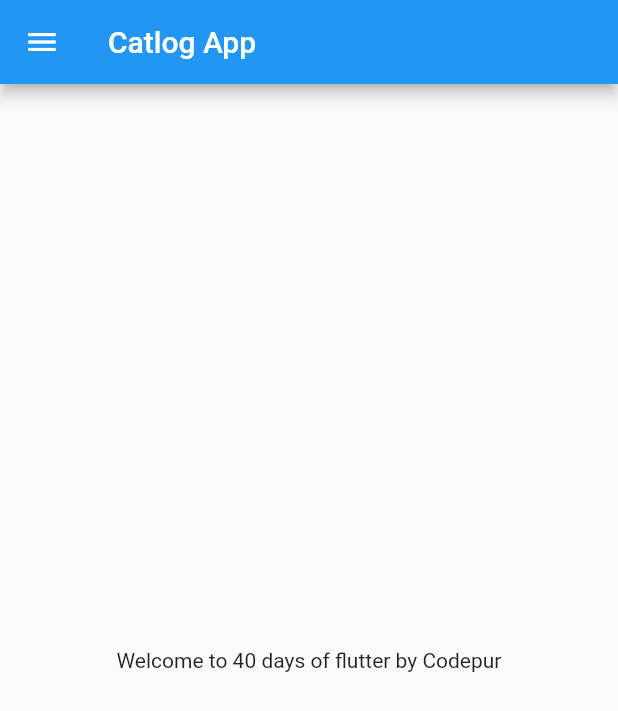
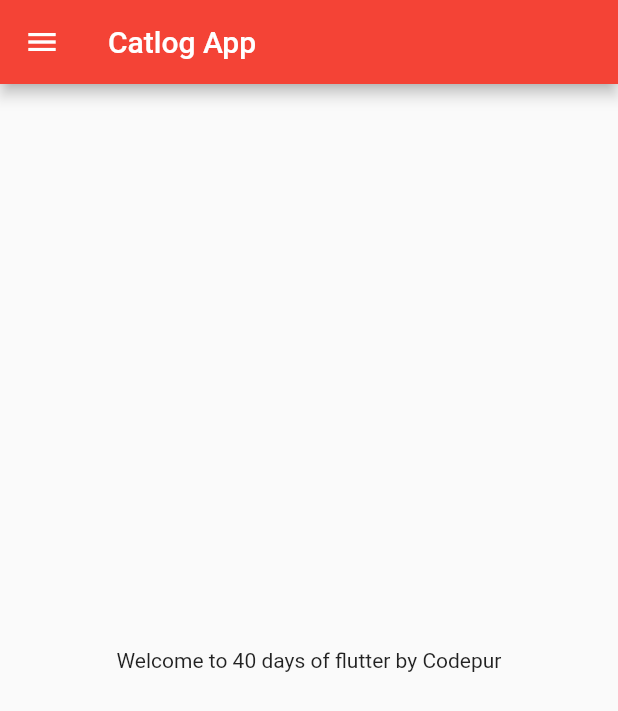
Before and after one commit to OpAditya1109/30daysofflutter, a Flutter app: the screen it shows after launch, on a phone screen of 412 x 824 dp. Shown: the top 711 px of the screen. Run offline on Flutter 3.47's test engine with Material 2 defaults, Android fonts, the phone set to English and light mode, and no system bars.

Commit message:
day 3 complete

```diff
--- a/lib/main.dart
+++ b/lib/main.dart
@@ -1,5 +1,6 @@
 import 'package:flutter/material.dart';
-import 'package:flutter_catlog/home_page.dart';
+import 'package:flutter_catlog/pages/home_page.dart';
+import 'package:flutter_catlog/pages/login_page.dart';
 
 void main() {
   runApp(MyApp());
@@ -8,8 +9,6 @@ void main() {
 class MyApp extends StatelessWidget {
   @override
   Widget build(BuildContext context) {
-    int days = 40;
-    String name = "Codepur";
     //double pi = 3.14;
     //bool isMale = true;
     //num temp = 30.5;
@@ -19,7 +18,16 @@ class MyApp extends StatelessWidget {
     //final
 
     return MaterialApp(
-      home: HomePage(),
+      //home: HomePage(),
+      themeMode: ThemeMode.light,
+      theme: ThemeData(primarySwatch: Colors.red),
+      darkTheme: ThemeData(brightness: Brightness.dark),
+      initialRoute: "/home",
+      routes: {
+        "/": (context) => LoginPage(),
+        "/home": (context) => HomePage(),
+        "/Login": (context) => LoginPage()
+      },
     );
   }
 }
```
Also changed, not shown: lib/pages/login_page.dart (added, +16 -0 lines), lib/pages/home_page.dart (renamed from lib/home_page.dart).
